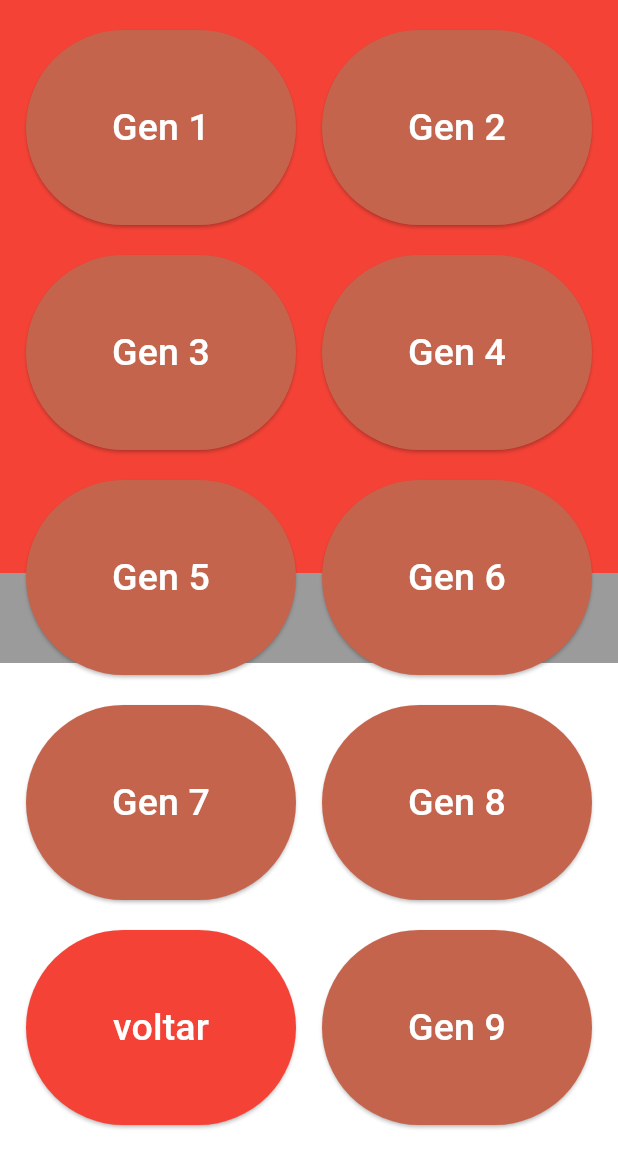
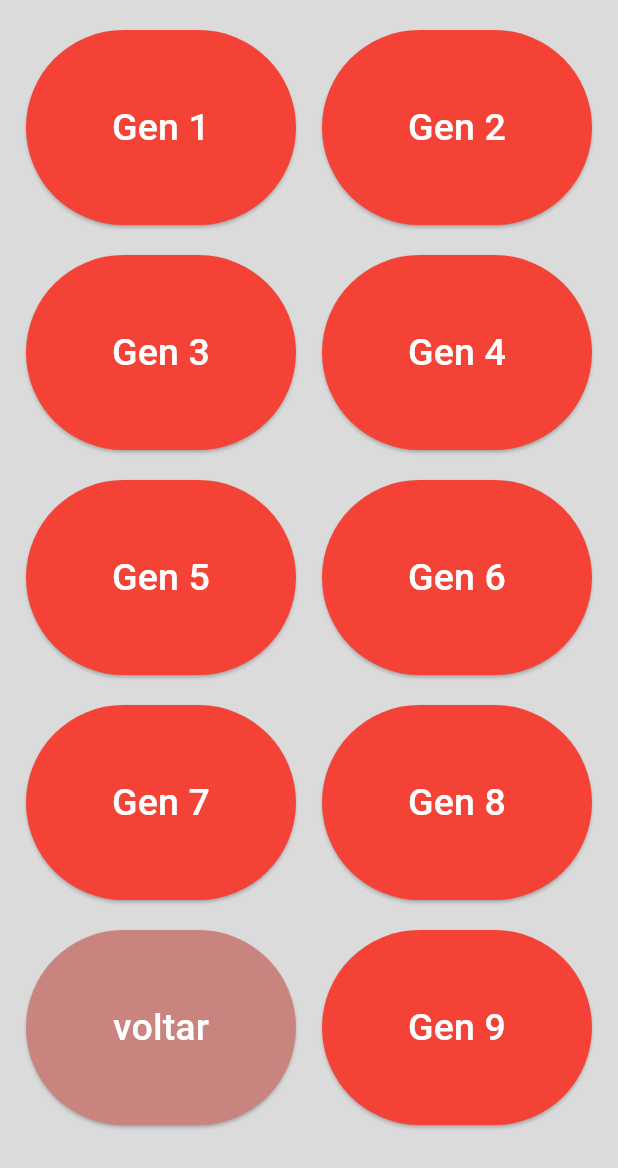
Before and after one commit to Sperlee/Pokedex, a Flutter app: the Page2 screen opened directly, after a tap on "geração", on a phone screen of 412 x 824 dp. Shown: the top 1168 px of the screen. Run offline on Flutter 3.47's test engine with Material 3 defaults, Android fonts, the phone set to English and light mode, and no system bars; missing offline and left inert: dart:ffi; network calls fail.

Commit message:
Mudança de background

```diff
--- a/lib/filtros/geração.dart
+++ b/lib/filtros/geração.dart
@@ -30,10 +30,9 @@ class _GeracaoState extends State<Geracao> {
   @override
   Widget build(BuildContext context) {
     return Scaffold(
+      backgroundColor: const Color.fromARGB(255, 219, 219, 219),
       body: Stack(
         children: [
-        fundo.fundo_pokebola(),
-
         ListView(
         scrollDirection: Axis.vertical,
         children: [
@@ -84,7 +83,7 @@ class _GeracaoState extends State<Geracao> {
             children: [
               ElevatedButton(
                 style: ElevatedButton.styleFrom(
-                  backgroundColor: Colors.red,
+                  backgroundColor: const Color.fromARGB(255, 202, 132, 127),
                   minimumSize:Size(180, 130)
                 ),
                 onPressed: (){
--- a/lib/filtros/habitat.dart
+++ b/lib/filtros/habitat.dart
@@ -35,10 +35,10 @@ class _HabitatState extends State<Habitat> {
   @override
   Widget build(BuildContext context) {
     return Scaffold(
+      backgroundColor: const Color.fromARGB(255, 219, 219, 219),
       body: Center(
         child: Stack(
           children: [
-            fundo.fundo_pokebola(),
             ListView(
         scrollDirection: Axis.vertical,
         children: [
@@ -89,7 +89,7 @@ class _HabitatState extends State<Habitat> {
             children: [
               ElevatedButton(
                 style: ElevatedButton.styleFrom(
-                  backgroundColor: Colors.red,
+                  backgroundColor: const Color.fromARGB(255, 202, 132, 127),
                   minimumSize:Size(180, 130)
                 ),
                 onPressed: (){
--- a/lib/filtros/nome.dart
+++ b/lib/filtros/nome.dart
@@ -21,12 +21,11 @@ class _NomeState extends State<Nome> {
   @override
   Widget build(BuildContext context) {
     return Scaffold(
-      backgroundColor: Colors.red,
+      backgroundColor: const Color.fromARGB(255, 219, 219, 219),
       body: Center(
         child: Stack(
           alignment: Alignment.center,
           children: [
-            fundo.fundo_pokebola(),
             Column(
               mainAxisAlignment: MainAxisAlignment.spaceEvenly,
               children: [
--- a/lib/filtros/tipo.dart
+++ b/lib/filtros/tipo.dart
@@ -30,10 +30,10 @@ class _TipoState extends State<Tipo> {
   @override
   Widget build(BuildContext context) {
     return Scaffold(
+      backgroundColor: const Color.fromARGB(255, 219, 219, 219),
       body: Center(
         child: Stack(
           children: [
-            fundo.fundo_pokebola(),
             ListView(
         scrollDirection: Axis.vertical,
         children: [
@@ -103,7 +103,7 @@ class _TipoState extends State<Tipo> {
           child:Padding(padding: EdgeInsetsGeometry.only(bottom: 25),
           child: ElevatedButton(
                   style: ElevatedButton.styleFrom(
-                    backgroundColor: Colors.red,
+                    backgroundColor: const Color.fromARGB(255, 202, 132, 127),
                     minimumSize:Size(180, 130)
                   ),
                   onPressed: (){
--- a/lib/page2.dart
+++ b/lib/page2.dart
@@ -6,7 +6,7 @@ import 'package:pokedex_app/filtros/nome.dart';
 import 'package:pokedex_app/filtros/tipo.dart';
 import 'package:pokedex_app/home.dart';
 
-const Color button_color = Color.fromARGB(255, 197, 100, 76);
+const Color button_color = Colors.red;
 
 
 class Page2 extends StatefulWidget {
@@ -22,17 +22,23 @@ class _Page2State extends State<Page2> {
 
   @override
   Widget build(BuildContext context) {
-    return Scaffold(
+    return Scaffold(backgroundColor: const Color.fromARGB(255, 219, 219, 219),
       body: Center(
         child: Stack(
           //alignment: Alignment.center,
           children: [
-            fundo.fundo_pokebola(),
             Padding(
               padding: EdgeInsetsGeometry.only(top: 20),
               child:Align(
               alignment: Alignment.topCenter,
-              child:  Text("Filtrar por:",style: TextStyle(fontSize: 30,color: Colors.white),)
+              child:  Container(
+                width: 200,
+                decoration: BoxDecoration(
+                  borderRadius:BorderRadius.circular(20),
+                  color: const Color.fromARGB(255, 179, 179, 179)
+                ),
+                child: Text("Filtrar por:",textAlign: TextAlign.center,style: TextStyle(fontSize: 30,color: Colors.white),),
+              )
              ),
             ),
             Container(
@@ -45,22 +51,22 @@ class _Page2State extends State<Page2> {
                     children: [
                       ElevatedButton(
                         style: ElevatedButton.styleFrom(
-                          backgroundColor: Colors.white,
+                          backgroundColor: Colors.red,
                           minimumSize:Size(180, 130)
                         ),
                         onPressed: (){
                           Navigator.push(context,MaterialPageRoute(builder: (context) => Geracao()));
                         },
-                        child: Text("geração",style: TextStyle(color: Colors.black,fontSize: 25),)),
+                        child: Text("geração",style: TextStyle(color: Colors.white,fontSize: 25),)),
                       ElevatedButton(
                         style: ElevatedButton.styleFrom(
-                          backgroundColor: Colors.white,
+                          backgroundColor: Colors.red,
                           minimumSize:Size(180, 130)
                         ),
                         onPressed: (){
                           Navigator.push(context,MaterialPageRoute(builder: (context) => Habitat(_habitat)));
                         },
-                        child: Text("habitat",style: TextStyle(color: Colors.black,fontSize: 25),)),
+                        child: Text("habitat",style: TextStyle(color: Colors.white,fontSize: 25),)),
                     ],
                   ),
                   Row(
@@ -68,22 +74,22 @@ class _Page2State extends State<Page2> {
                     children: [
                       ElevatedButton(
                         style: ElevatedButton.styleFrom(
-                          backgroundColor: button_color,
+                          backgroundColor: Colors.white,
                           minimumSize:Size(180, 130)
                         ),
                         onPressed: (){
                           Navigator.push(context,MaterialPageRoute(builder: (context) => Tipo()));
                         },
-                        child: Text("tipo",style: TextStyle(color: const Color.fromARGB(255, 255, 255, 255),fontSize: 25))),
+                        child: Text("tipo",style: TextStyle(color: const Color.fromARGB(255, 0, 0, 0),fontSize: 25))),
                       ElevatedButton(
                         style: ElevatedButton.styleFrom(
-                          backgroundColor: button_color,
+                          backgroundColor: Colors.white,
                           minimumSize:Size(180, 130)
                         ),
                         onPressed: (){
                           Navigator.push(context,MaterialPageRoute(builder: (context) => Nome()));
                         },
-                        child: Text("nome/ID",style: TextStyle(color: const Color.fromARGB(255, 255, 255, 255),fontSize: 25))),
+                        child: Text("nome/ID",style: TextStyle(color: const Color.fromARGB(255, 0, 0, 0),fontSize: 25))),
                     ],
                   )
                 ],
```
